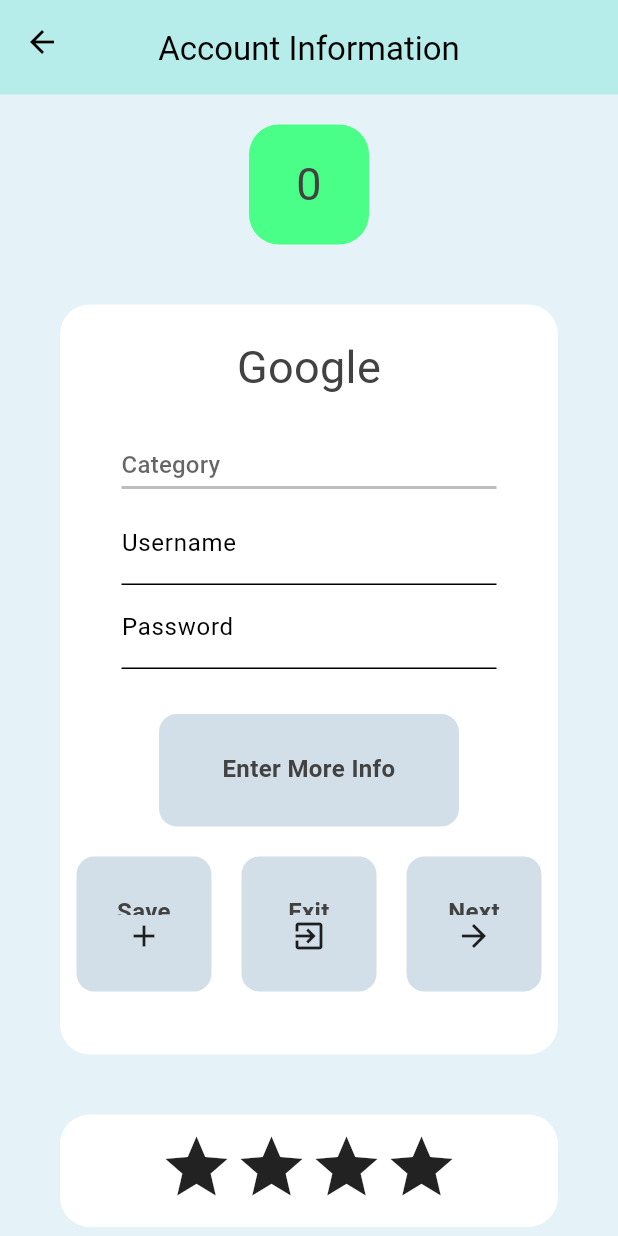
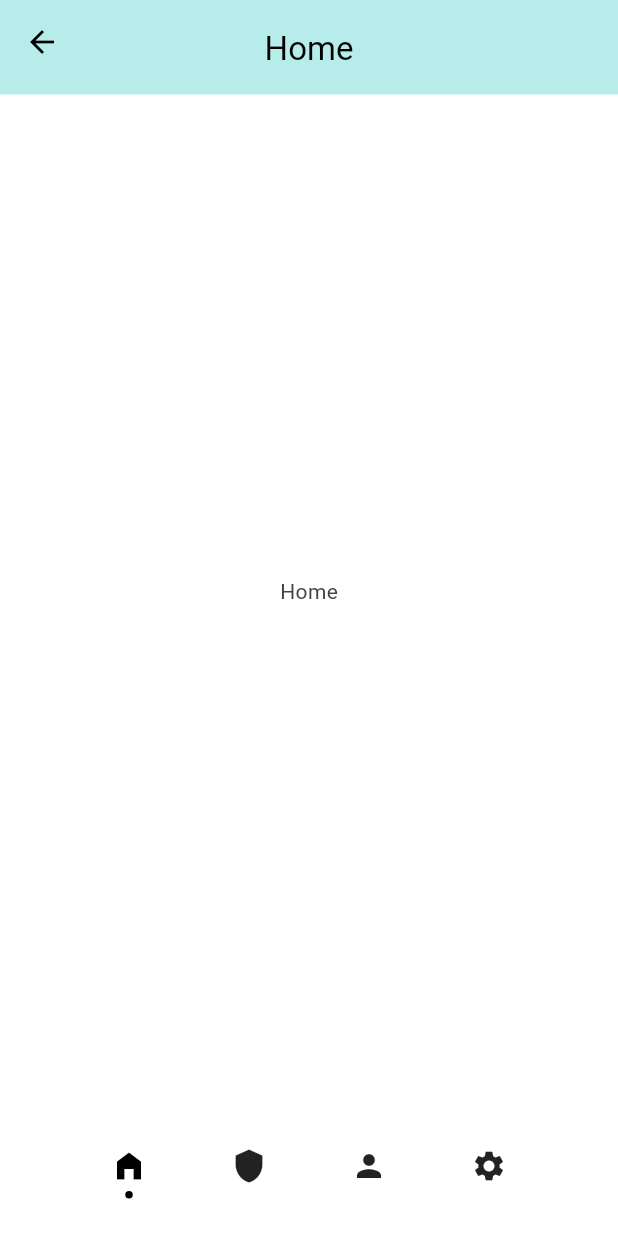
Before and after one commit to RuthBlackman/Account-Manager, a Flutter app: the AccountInfoPage screen opened by its route, after a tap on "Exit", on a phone screen of 412 x 824 dp. Run offline on Flutter 3.47's test engine with Material 3 defaults, Android fonts, the phone set to English and light mode, and no system bars; drawn by our look-alikes of dot_navigation_bar.

Commit message:
added routing page and nav bar

```diff
--- /dev/null
+++ b/lib/components/my_navbar.dart
@@ -0,0 +1,45 @@
+import 'package:flutter/material.dart';
+import 'package:dot_navigation_bar/dot_navigation_bar.dart';
+
+class MyNavBar extends StatefulWidget {
+  final ValueChanged<int> onTap;
+  final int currentIndex;
+
+  const MyNavBar({
+    Key? key,
+    required this.onTap,
+    required this.currentIndex,
+  }) : super(key: key);
+
+  @override
+  _MyNavBarState createState() =>
+      _MyNavBarState();
+}
+
+class _MyNavBarState extends State<MyNavBar> {
+  @override
+  Widget build(BuildContext context) {
+    return DotNavigationBar(
+      currentIndex: widget.currentIndex,
+      onTap: widget.onTap,
+      items: [
+        DotNavigationBarItem(
+          icon: Icon(Icons.home_filled),
+          selectedColor: Colors.black,
+        ),
+        DotNavigationBarItem(
+          icon: Icon(Icons.shield),
+          selectedColor: Colors.black,
+        ),
+        DotNavigationBarItem(
+          icon: Icon(Icons.person),
+          selectedColor: Colors.black,
+        ),
+        DotNavigationBarItem(
+          icon: Icon(Icons.settings),
+          selectedColor: Colors.black,
+        ),
+      ],
+    );
+  }
+}
--- a/lib/pages/account_info_page.dart
+++ b/lib/pages/account_info_page.dart
@@ -132,7 +132,10 @@ class AccountInfoPage extends StatelessWidget {
                             height: 90,
                             color: greyButton,
                             icon: Icons.exit_to_app,
-                            onTap: (){},
+                            onTap: (){
+                              // Navigator.pushReplacementNamed(context, '/home_page');
+                              Navigator.pushReplacementNamed(context, '/routing');
+                            },
                           ),
                         ),
                         if(firstTimeUer)  Padding(
--- a/lib/pages/first_time_page.dart
+++ b/lib/pages/first_time_page.dart
@@ -39,7 +39,8 @@ class FirstTimePage extends StatelessWidget {
                   height: 75,
                   color: greyButton,
                   onTap: () {
-                    Navigator.pushNamed(context, '/account_info_page');
+                    //Navigator.pushNamed(context, '/account_info_page');
+                    Navigator.pushReplacementNamed(context, '/account_info_page');
                   }
               ),
               width: 160,
--- /dev/null
+++ b/lib/pages/home_page.dart
@@ -0,0 +1,15 @@
+import 'package:flutter/material.dart';
+
+class HomePage extends StatefulWidget {
+  const HomePage({super.key});
+
+  @override
+  State<HomePage> createState() => _HomePageState();
+}
+
+class _HomePageState extends State<HomePage> {
+  @override
+  Widget build(BuildContext context) {
+    return Text("Home");
+  }
+}
--- /dev/null
+++ b/lib/pages/routing.dart
@@ -0,0 +1,61 @@
+import 'package:account_manger/components/my_appbar.dart';
+import 'package:account_manger/components/my_navbar.dart';
+import 'package:account_manger/pages/home_page.dart';
+import 'package:account_manger/pages/profile_page.dart';
+import 'package:account_manger/pages/accounts_page.dart';
+import 'package:account_manger/pages/settings_page.dart';
+import 'package:flutter/material.dart';
+
+class Routing extends StatefulWidget {
+  const Routing({super.key});
+
+  @override
+  State<Routing> createState() => _RoutingState();
+}
+
+class _RoutingState extends State<Routing> {
+  int _currentIndex = 0;
+
+  void navigateNavBar(int index) {
+    setState(() {
+      _currentIndex = index;
+    });
+  }
+
+  final List<String> _names = [
+    "Home",
+    "Accounts",
+    "Profile",
+    "Settings",
+  ];
+
+  StatefulWidget getPage(index){
+    if(index ==0){
+      return HomePage();
+    }else if(index == 1){
+      return AccountsPage();
+    }else if (index ==2){
+      return ProfilePage();
+    }else{
+      return SettingsPage();
+    }
+  }
+
+  @override
+  Widget build(BuildContext context) {
+    return Scaffold(
+      appBar: MyAppBar( title: _names[_currentIndex],),
+      body: Center(
+        child: getPage(_currentIndex),
+      ),
+      bottomNavigationBar: MyNavBar(
+        currentIndex: _currentIndex,
+        onTap: (int index) {
+          setState(() {
+            _currentIndex = index;
+          });
+        },
+      ),
+    );
+  }
+}
--- a/lib/pages/welcome_page.dart
+++ b/lib/pages/welcome_page.dart
@@ -27,7 +27,7 @@ class WelcomePage extends StatelessWidget {
                       height: 67,
                       color: lightBlue,
                       onTap: () {
-                        Navigator.pushNamed(context, '/first_time_page');
+                        Navigator.pushReplacementNamed(context, '/first_time_page');
                       }
                     )
 
--- a/pubspec.yaml
+++ b/pubspec.yaml
@@ -35,6 +35,8 @@ dependencies:
   # The following adds the Cupertino Icons font to your application.
   # Use with the CupertinoIcons class for iOS style icons.
   cupertino_icons: ^1.0.2
+
+  dot_navigation_bar: ^1.0.2
 
 dev_dependencies:
   flutter_test:
```
Also changed, not shown: lib/main.dart (+10 -0 lines), lib/pages/accounts_page.dart (added, +15 -0 lines), lib/pages/profile_page.dart (added, +15 -0 lines), lib/pages/settings_page.dart (added, +15 -0 lines), pubspec.lock.
